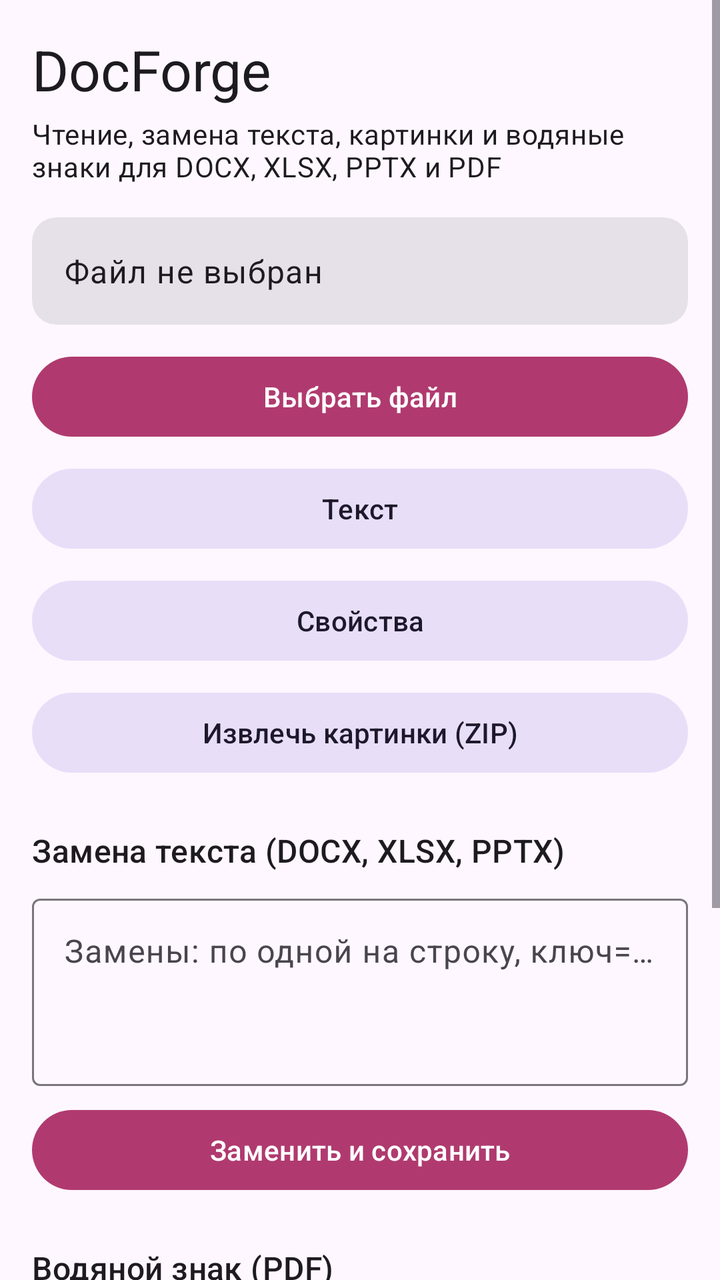
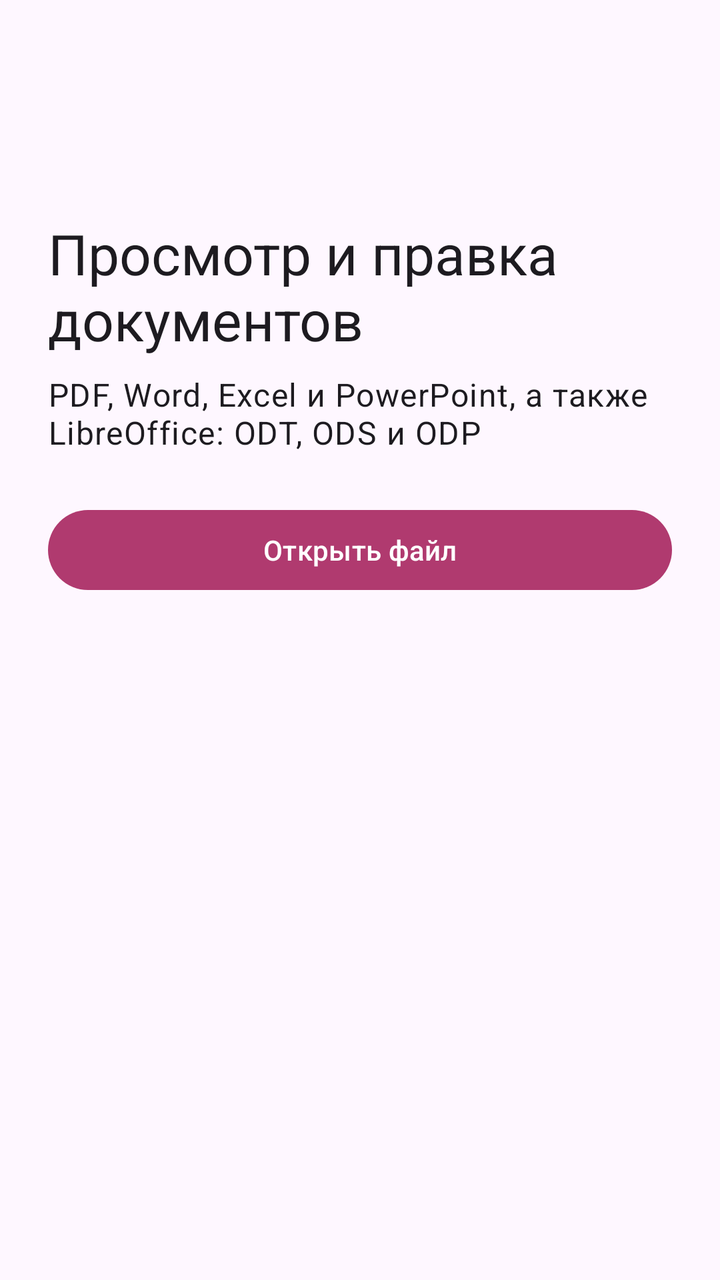

Compare the two renders of this Android layout. The source of the first and the diff that turns it into the second are given below.
<!-- AndroidManifest.xml: application theme Theme.DocForge -->
<!-- res/layout/activity_main.xml -->
<?xml version="1.0" encoding="utf-8"?>
<ScrollView xmlns:android="http://schemas.android.com/apk/res/android"
    android:id="@+id/root"
    android:layout_width="match_parent"
    android:layout_height="match_parent"
    android:clipToPadding="false"
    android:fillViewport="true">

    <LinearLayout
        android:layout_width="match_parent"
        android:layout_height="wrap_content"
        android:orientation="vertical"
        android:padding="16dp">

        <TextView
            android:layout_width="match_parent"
            android:layout_height="wrap_content"
            android:text="@string/app_name"
            android:textAppearance="?attr/textAppearanceHeadlineMedium" />

        <TextView
            android:layout_width="match_parent"
            android:layout_height="wrap_content"
            android:layout_marginTop="4dp"
            android:text="@string/subtitle"
            android:textAppearance="?attr/textAppearanceBodyMedium" />

        <com.google.android.material.card.MaterialCardView
            style="@style/Widget.Material3.CardView.Filled"
            android:layout_width="match_parent"
            android:layout_height="wrap_content"
            android:layout_marginTop="16dp">

            <TextView
                android:id="@+id/tvFile"
                android:layout_width="match_parent"
                android:layout_height="wrap_content"
                android:padding="16dp"
                android:text="@string/no_file"
                android:textAppearance="?attr/textAppearanceBodyLarge" />
        </com.google.android.material.card.MaterialCardView>

        <com.google.android.material.button.MaterialButton
            android:id="@+id/btnPick"
            android:layout_width="match_parent"
            android:layout_height="wrap_content"
            android:layout_marginTop="12dp"
            android:text="@string/pick_file" />

        <com.google.android.material.button.MaterialButton
            android:id="@+id/btnText"
            style="@style/Widget.Material3.Button.TonalButton"
            android:layout_width="match_parent"
            android:layout_height="wrap_content"
            android:layout_marginTop="8dp"
            android:text="@string/action_text" />

        <com.google.android.material.button.MaterialButton
            android:id="@+id/btnInfo"
            style="@style/Widget.Material3.Button.TonalButton"
            android:layout_width="match_parent"
            android:layout_height="wrap_content"
            android:layout_marginTop="8dp"
            android:text="@string/action_info" />

        <com.google.android.material.button.MaterialButton
            android:id="@+id/btnImages"
            style="@style/Widget.Material3.Button.TonalButton"
            android:layout_width="match_parent"
            android:layout_height="wrap_content"
            android:layout_marginTop="8dp"
            android:text="@string/action_images" />

        <TextView
            android:layout_width="match_parent"
            android:layout_height="wrap_content"
            android:layout_marginTop="24dp"
            android:text="@string/replace_title"
            android:textAppearance="?attr/textAppearanceTitleMedium" />

        <com.google.android.material.textfield.TextInputLayout
            style="@style/Widget.Material3.TextInputLayout.OutlinedBox"
            android:layout_width="match_parent"
            android:layout_height="wrap_content"
            android:layout_marginTop="8dp"
            android:hint="@string/replace_hint">

            <com.google.android.material.textfield.TextInputEditText
                android:id="@+id/etReplace"
                android:layout_width="match_parent"
                android:layout_height="wrap_content"
                android:gravity="top"
                android:inputType="textMultiLine"
                android:minLines="3" />
        </com.google.android.material.textfield.TextInputLayout>

        <com.google.android.material.button.MaterialButton
            android:id="@+id/btnReplace"
            android:layout_width="match_parent"
            android:layout_height="wrap_content"
            android:layout_marginTop="8dp"
            android:text="@string/replace_action" />

        <TextView
            android:layout_width="match_parent"
            android:layout_height="wrap_content"
            android:layout_marginTop="24dp"
            android:text="@string/watermark_title"
            android:textAppearance="?attr/textAppearanceTitleMedium" />

        <com.google.android.material.textfield.TextInputLayout
            style="@style/Widget.Material3.TextInputLayout.OutlinedBox"
            android:layout_width="match_parent"
            android:layout_height="wrap_content"
            android:layout_marginTop="8dp"
            android:hint="@string/watermark_hint">

            <com.google.android.material.textfield.TextInputEditText
                android:id="@+id/etWatermark"
                android:layout_width="match_parent"
                android:layout_height="wrap_content"
                android:inputType="text"
                android:maxLines="1" />
        </com.google.android.material.textfield.TextInputLayout>

        <com.google.android.material.button.MaterialButton
            android:id="@+id/btnWatermark"
            android:layout_width="match_parent"
            android:layout_height="wrap_content"
            android:layout_marginTop="8dp"
            android:text="@string/watermark_action" />

        <com.google.android.material.button.MaterialButton
            android:id="@+id/btnCreate"
            style="@style/Widget.Material3.Button.OutlinedButton"
            android:layout_width="match_parent"
            android:layout_height="wrap_content"
            android:layout_marginTop="24dp"
            android:text="@string/create_sample" />

        <com.google.android.material.progressindicator.LinearProgressIndicator
            android:id="@+id/progress"
            android:layout_width="match_parent"
            android:layout_height="wrap_content"
            android:layout_marginTop="16dp"
            android:indeterminate="true"
            android:visibility="invisible" />

        <TextView
            android:id="@+id/tvOutput"
            android:layout_width="match_parent"
            android:layout_height="wrap_content"
            android:layout_marginTop="8dp"
            android:fontFamily="monospace"
            android:text="@string/output_placeholder"
            android:textAppearance="?attr/textAppearanceBodySmall"
            android:textIsSelectable="true" />
    </LinearLayout>
</ScrollView>
<!-- resources referenced by this layout -->
<resources>
  <string name="action_images">Извлечь картинки (ZIP)</string>
  <string name="action_info">Свойства</string>
  <string name="action_text">Текст</string>
  <string name="app_name">DocForge</string>
  <string name="create_sample">Создать пример документа…</string>
  <string name="no_file">Файл не выбран</string>
  <string name="output_placeholder">Здесь появится результат</string>
  <string name="pick_file">Выбрать файл</string>
  <string name="replace_action">Заменить и сохранить</string>
  <string name="replace_hint">Замены: по одной на строку, ключ=значение</string>
  <string name="replace_title">Замена текста (DOCX, XLSX, PPTX)</string>
  <string name="subtitle">Чтение, замена текста, картинки и водяные знаки для DOCX, XLSX, PPTX и PDF</string>
  <string name="watermark_action">Добавить и сохранить</string>
  <string name="watermark_hint">Текст водяного знака</string>
  <string name="watermark_title">Водяной знак (PDF)</string>
  <style name="Theme.DocForge" parent="Theme.Material3.DayNight.NoActionBar">
          <item name="colorPrimary">@color/brand_primary</item>
          <item name="colorOnPrimary">@color/brand_on_primary</item>
          <item name="colorPrimaryContainer">@color/brand_primary_container</item>
          <item name="colorOnPrimaryContainer">@color/brand_on_primary_container</item>
      </style>
  <color name="brand_primary">#B03A6F</color>
  <color name="brand_on_primary">#FFFFFF</color>
  <color name="brand_primary_container">#FFD9E6</color>
  <color name="brand_on_primary_container">#3E001D</color>
</resources>

<!-- the commit's change to res/layout/activity_main.xml (unified diff, before → after) -->
@@ -1,159 +1,90 @@
 <?xml version="1.0" encoding="utf-8"?>
-<ScrollView xmlns:android="http://schemas.android.com/apk/res/android"
+<LinearLayout xmlns:android="http://schemas.android.com/apk/res/android"
     android:id="@+id/root"
     android:layout_width="match_parent"
     android:layout_height="match_parent"
-    android:clipToPadding="false"
-    android:fillViewport="true">
+    android:orientation="vertical">
 
-    <LinearLayout
+    <com.google.android.material.appbar.MaterialToolbar
+        android:id="@+id/toolbar"
+        android:layout_width="match_parent"
+        android:layout_height="?attr/actionBarSize" />
+
+    <com.google.android.material.progressindicator.LinearProgressIndicator
+        android:id="@+id/progress"
         android:layout_width="match_parent"
         android:layout_height="wrap_content"
-        android:orientation="vertical"
-        android:padding="16dp">
+        android:indeterminate="true"
+        android:visibility="invisible" />
 
-        <TextView
+    <FrameLayout
+        android:layout_width="match_parent"
+        android:layout_height="0dp"
+        android:layout_weight="1">
+
+        <WebView
+            android:id="@+id/web"
             android:layout_width="match_parent"
-            android:layout_height="wrap_content"
-            android:text="@string/app_name"
-            android:textAppearance="?attr/textAppearanceHeadlineMedium" />
+            android:layout_height="match_parent"
+            android:visibility="gone" />
 
-        <TextView
+        <ScrollView
+            android:id="@+id/start"
             android:layout_width="match_parent"
-            android:layout_height="wrap_content"
-            android:layout_marginTop="4dp"
-            android:text="@string/subtitle"
-            android:textAppearance="?attr/textAppearanceBodyMedium" />
+            android:layout_height="match_parent"
+            android:fillViewport="true">
 
-        <com.google.android.material.card.MaterialCardView
-            style="@style/Widget.Material3.CardView.Filled"
-            android:layout_width="match_parent"
-            android:layout_height="wrap_content"
-            android:layout_marginTop="16dp">
-
-            <TextView
-                android:id="@+id/tvFile"
+            <LinearLayout
                 android:layout_width="match_parent"
                 android:layout_height="wrap_content"
-                android:padding="16dp"
-                android:text="@string/no_file"
-                android:textAppearance="?attr/textAppearanceBodyLarge" />
-        </com.google.android.material.card.MaterialCardView>
+                android:orientation="vertical"
+                android:padding="24dp">
 
-        <com.google.android.material.button.MaterialButton
-            android:id="@+id/btnPick"
-            android:layout_width="match_parent"
-            android:layout_height="wrap_content"
-            android:layout_marginTop="12dp"
-            android:text="@string/pick_file" />
+                <TextView
+                    android:layout_width="match_parent"
+                    android:layout_height="wrap_content"
+                    android:layout_marginTop="16dp"
+                    android:text="@string/start_title"
+                    android:textAppearance="?attr/textAppearanceHeadlineMedium" />
 
-        <com.google.android.material.button.MaterialButton
-            android:id="@+id/btnText"
-            style="@style/Widget.Material3.Button.TonalButton"
-            android:layout_width="match_parent"
-            android:layout_height="wrap_content"
-            android:layout_marginTop="8dp"
-            android:text="@string/action_text" />
+                <TextView
+                    android:layout_width="match_parent"
+                    android:layout_height="wrap_content"
+                    android:layout_marginTop="8dp"
+                    android:text="@string/start_subtitle"
+                    android:textAppearance="?attr/textAppearanceBodyLarge" />
 
-        <com.google.android.material.button.MaterialButton
-            android:id="@+id/btnInfo"
-            style="@style/Widget.Material3.Button.TonalButton"
-            android:layout_width="match_parent"
-            android:layout_height="wrap_content"
-            android:layout_marginTop="8dp"
-            android:text="@string/action_info" />
+                <com.google.android.material.button.MaterialButton
+                    android:id="@+id/btnOpen"
+                    android:layout_width="match_parent"
+                    android:layout_height="wrap_content"
+                    android:layout_marginTop="24dp"
+                    android:text="@string/open_file" />
 
-        <com.google.android.material.button.MaterialButton
-            android:id="@+id/btnImages"
-            style="@style/Widget.Material3.Button.TonalButton"
-            android:layout_width="match_parent"
-            android:layout_height="wrap_content"
-            android:layout_marginTop="8dp"
-            android:text="@string/action_images" />
+                <TextView
+                    android:id="@+id/recentTitle"
+                    android:layout_width="match_parent"
+                    android:layout_height="wrap_content"
+                    android:layout_marginTop="32dp"
+                    android:text="@string/recent_title"
+                    android:textAppearance="?attr/textAppearanceTitleMedium"
+                    android:visibility="gone" />
 
-        <TextView
-            android:layout_width="match_parent"
-            android:layout_height="wrap_content"
-            android:layout_marginTop="24dp"
-            android:text="@string/replace_title"
-            android:textAppearance="?attr/textAppearanceTitleMedium" />
+                <LinearLayout
+                    android:id="@+id/recentList"
+                    android:layout_width="match_parent"
+                    android:layout_height="wrap_content"
+                    android:layout_marginTop="8dp"
+                    android:orientation="vertical" />
 
-        <com.google.android.material.textfield.TextInputLayout
-            style="@style/Widget.Material3.TextInputLayout.OutlinedBox"
-            android:layout_width="match_parent"
-            android:layout_height="wrap_content"
-            android:layout_marginTop="8dp"
-            android:hint="@string/replace_hint">
-
-            <com.google.android.material.textfield.TextInputEditText
-                android:id="@+id/etReplace"
-                android:layout_width="match_parent"
-                android:layout_height="wrap_content"
-                android:gravity="top"
-                android:inputType="textMultiLine"
-                android:minLines="3" />
-        </com.google.android.material.textfield.TextInputLayout>
-
-        <com.google.android.material.button.MaterialButton
-            android:id="@+id/btnReplace"
-            android:layout_width="match_parent"
-            android:layout_height="wrap_content"
-            android:layout_marginTop="8dp"
-            android:text="@string/replace_action" />
-
-        <TextView
-            android:layout_width="match_parent"
-            android:layout_height="wrap_content"
-            android:layout_marginTop="24dp"
-            android:text="@string/watermark_title"
-            android:textAppearance="?attr/textAppearanceTitleMedium" />
-
-        <com.google.android.material.textfield.TextInputLayout
-            style="@style/Widget.Material3.TextInputLayout.OutlinedBox"
-            android:layout_width="match_parent"
-            android:layout_height="wrap_content"
-            android:layout_marginTop="8dp"
-            android:hint="@string/watermark_hint">
-
-            <com.google.android.material.textfield.TextInputEditText
-                android:id="@+id/etWatermark"
-                android:layout_width="match_parent"
-                android:layout_height="wrap_content"
-                android:inputType="text"
-                android:maxLines="1" />
-        </com.google.android.material.textfield.TextInputLayout>
-
-        <com.google.android.material.button.MaterialButton
-            android:id="@+id/btnWatermark"
-            android:layout_width="match_parent"
-            android:layout_height="wrap_content"
-            android:layout_marginTop="8dp"
-            android:text="@string/watermark_action" />
-
-        <com.google.android.material.button.MaterialButton
-            android:id="@+id/btnCreate"
-            style="@style/Widget.Material3.Button.OutlinedButton"
-            android:layout_width="match_parent"
-            android:layout_height="wrap_content"
-            android:layout_marginTop="24dp"
-            android:text="@string/create_sample" />
-
-        <com.google.android.material.progressindicator.LinearProgressIndicator
-            android:id="@+id/progress"
-            android:layout_width="match_parent"
-            android:layout_height="wrap_content"
-            android:layout_marginTop="16dp"
-            android:indeterminate="true"
-            android:visibility="invisible" />
-
-        <TextView
-            android:id="@+id/tvOutput"
-            android:layout_width="match_parent"
-            android:layout_height="wrap_content"
-            android:layout_marginTop="8dp"
-            android:fontFamily="monospace"
-            android:text="@string/output_placeholder"
-            android:textAppearance="?attr/textAppearanceBodySmall"
-            android:textIsSelectable="true" />
-    </LinearLayout>
-</ScrollView>
+                <com.google.android.material.button.MaterialButton
+                    android:id="@+id/btnClearRecent"
+                    style="@style/Widget.Material3.Button.TextButton"
+                    android:layout_width="wrap_content"
+                    android:layout_height="wrap_content"
+                    android:text="@string/recent_clear"
+                    android:visibility="gone" />
+            </LinearLayout>
+        </ScrollView>
+    </FrameLayout>
+</LinearLayout>
<!-- resource entries referenced after the edit -->
@@ -1,20 +1,10 @@
 <!-- resources referenced by this layout -->
 <resources>
-  <string name="action_images">Извлечь картинки (ZIP)</string>
-  <string name="action_info">Свойства</string>
-  <string name="action_text">Текст</string>
-  <string name="app_name">DocForge</string>
-  <string name="create_sample">Создать пример документа…</string>
-  <string name="no_file">Файл не выбран</string>
-  <string name="output_placeholder">Здесь появится результат</string>
-  <string name="pick_file">Выбрать файл</string>
-  <string name="replace_action">Заменить и сохранить</string>
-  <string name="replace_hint">Замены: по одной на строку, ключ=значение</string>
-  <string name="replace_title">Замена текста (DOCX, XLSX, PPTX)</string>
-  <string name="subtitle">Чтение, замена текста, картинки и водяные знаки для DOCX, XLSX, PPTX и PDF</string>
-  <string name="watermark_action">Добавить и сохранить</string>
-  <string name="watermark_hint">Текст водяного знака</string>
-  <string name="watermark_title">Водяной знак (PDF)</string>
+  <string name="open_file">Открыть файл</string>
+  <string name="recent_clear">Очистить список</string>
+  <string name="recent_title">Недавние</string>
+  <string name="start_subtitle">PDF, Word, Excel и PowerPoint, а также LibreOffice: ODT, ODS и ODP</string>
+  <string name="start_title">Просмотр и правка документов</string>
   <style name="Theme.DocForge" parent="Theme.Material3.DayNight.NoActionBar">
           <item name="colorPrimary">@color/brand_primary</item>
           <item name="colorOnPrimary">@color/brand_on_primary</item>
